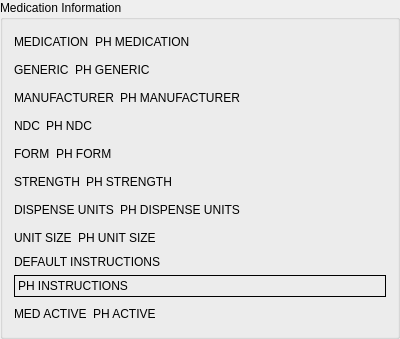
Above: db/druggroupbox.ui from kyledevans/Medicine-Track before the change. Below: the same form after it.
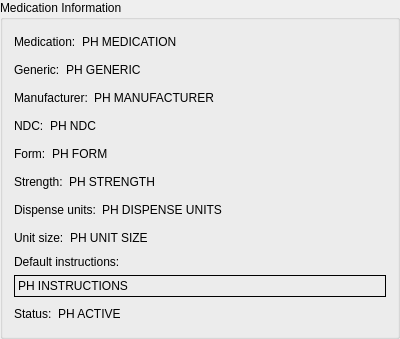
That is the form after the change.

What changed in the file:
```diff
--- a/db/druggroupbox.ui
+++ b/db/druggroupbox.ui
@@ -22,7 +22,7 @@
         <string comment="MEDICATION DISPLAY TOOLTIP">MEDICATION</string>
        </property>
        <property name="text">
-        <string comment="MEDICATION DISPLAY LABEL">MEDICATION</string>
+        <string notr="true">Medication:</string>
        </property>
       </widget>
      </item>
@@ -62,7 +62,7 @@
         <string comment="GENERIC DISPLAY TOOLTIP">GENERIC</string>
        </property>
        <property name="text">
-        <string comment="GENERIC DISPLAY LABEL">GENERIC</string>
+        <string notr="true">Generic:</string>
        </property>
       </widget>
      </item>
@@ -102,7 +102,7 @@
         <string comment="MANUFACTURER DISPLAY TOOLTIP">MANUFACTURER</string>
        </property>
        <property name="text">
-        <string comment="MANUFACTURER DISPLAY LABEL">MANUFACTURER</string>
+        <string notr="true">Manufacturer:</string>
        </property>
       </widget>
      </item>
@@ -142,7 +142,7 @@
         <string comment="NDC DISPLAY TOOLTIP">NDC</string>
        </property>
        <property name="text">
-        <string comment="NDC DISPLAY LABEL">NDC</string>
+        <string comment="NDC DISPLAY LABEL">NDC:</string>
        </property>
       </widget>
      </item>
@@ -182,7 +182,7 @@
         <string comment="FORM DISPLAY TOOLTIP">FORM</string>
        </property>
        <property name="text">
-        <string comment="FORM DISPLAY LABEL">FORM</string>
+        <string notr="true">Form:</string>
        </property>
       </widget>
      </item>
@@ -222,7 +222,7 @@
         <string comment="STRENGTH DISPLAY TOOLTIP">STRENGTH</string>
        </property>
        <property name="text">
-        <string comment="STRENGTH DISPLAY LABEL">STRENGTH</string>
+        <string notr="true">Strength:</string>
        </property>
       </widget>
      </item>
@@ -262,7 +262,7 @@
         <string comment="DISPENSE UNITS DISPLAY TOOLTIP">DISPENSE UNITS</string>
        </property>
        <property name="text">
-        <string comment="DISPENSE UNITS DISPLAY LABEL">DISPENSE UNITS</string>
+        <string comment="DISPENSE UNITS DISPLAY LABEL">Dispense units:</string>
        </property>
       </widget>
      </item>
@@ -302,7 +302,7 @@
         <string comment="UNIT SIZE DISPLAY TOOLTIP">UNIT SIZE</string>
        </property>
        <property name="text">
-        <string comment="UNIT SIZE DISPLAY LABEL">UNIT SIZE</string>
+        <string notr="true">Unit size:</string>
        </property>
       </widget>
      </item>
@@ -342,7 +342,7 @@
         <string comment="DEFAULT INSTRUCTIONS DISPLAY TOOLTIP">DEFAULT INSTRUCTIONS</string>
        </property>
        <property name="text">
-        <string comment="DEFAULT INSTRUCTIONS DISPLAY LABEL">DEFAULT INSTRUCTIONS</string>
+        <string notr="true">Default instructions:</string>
        </property>
       </widget>
      </item>
@@ -381,7 +381,7 @@
         <string comment="MED ACTIVE DISPLAY TOOLTIP">MED ACTIVE</string>
        </property>
        <property name="text">
-        <string comment="MED ACTIVE DISPLAY LABEL">MED ACTIVE</string>
+        <string notr="true">Status:</string>
        </property>
       </widget>
      </item>
```
Left out of the diff: 40 changed lines with no effect on the pictures.
